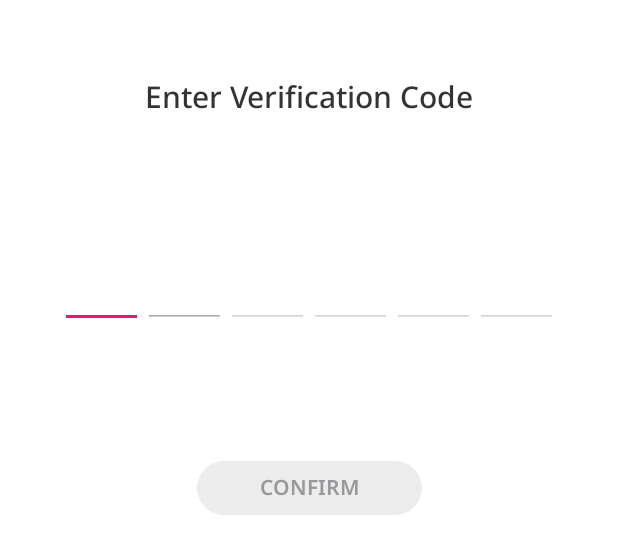
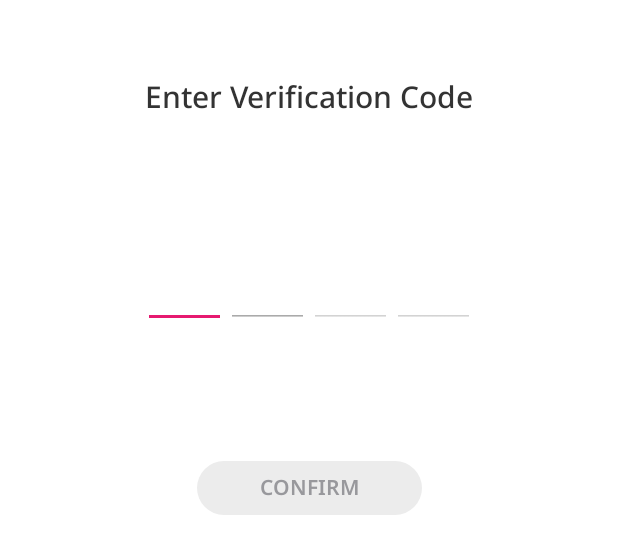
Before and after one commit to lripl-portal/Lripl-AndroidApp, an Android app: the layout otp_layout.xml on its own in the app's theme, with its tools: preview values and no code run, on a phone screen of 412 x 824 dp. Shown: the top 554 px of the screen. Run offline under Robolectric (Android 15) with nearby library versions, the phone set to English and light mode, and no system bars.

Commit message:
changed 6 digits OTP to 4 digits

```diff
--- a/app/src/main/java/com/lripl/dealer/OtpVerificatoinActivity.java
+++ b/app/src/main/java/com/lripl/dealer/OtpVerificatoinActivity.java
@@ -42,7 +42,7 @@ public class OtpVerificatoinActivity extends BaseActivity implements OTPEditText
         otpLayoutBinding.setOtpViewModel(otpViewModel);
         otpLayoutBinding.setLifecycleOwner(this);
         otpViewModel.setPinCodeEditText(new EditText[]{otpLayoutBinding.verifyCode1, otpLayoutBinding.verifyCode2, otpLayoutBinding.verifyCode3,
-                otpLayoutBinding.verifyCode4, otpLayoutBinding.verifyCode5, otpLayoutBinding.verifyCode6}, this);
+                otpLayoutBinding.verifyCode4}, this);
         otpViewModel.requestFocusForEditTextAtIndex(0);
 
     }
--- a/app/src/main/res/layout/otp_layout.xml
+++ b/app/src/main/res/layout/otp_layout.xml
@@ -100,26 +100,26 @@
                 android:inputType="number"
                 android:gravity="center"
                 android:layout_weight="1"/>
-            <com.lripl.customviews.views.LRIPLEditText
-                android:id="@+id/verify_code_5"
-                android:layout_width="0dp"
-                android:layout_height="50dp"
-                android:maxLength="1"
-                android:textColor="@color/colorPrimary"
-                app:lriplEditTextStyle="I2"
-                android:inputType="number"
-                android:gravity="center"
-                android:layout_weight="1"/>
-            <com.lripl.customviews.views.LRIPLEditText
-                android:id="@+id/verify_code_6"
-                android:layout_width="0dp"
-                android:layout_height="50dp"
-                android:maxLength="1"
-                android:textColor="@color/colorPrimary"
-                app:lriplEditTextStyle="I2"
-                android:gravity="center"
-                android:inputType="number"
-                android:layout_weight="1"/>
+<!--            <com.lripl.customviews.views.LRIPLEditText-->
+<!--                android:id="@+id/verify_code_5"-->
+<!--                android:layout_width="0dp"-->
+<!--                android:layout_height="50dp"-->
+<!--                android:maxLength="1"-->
+<!--                android:textColor="@color/colorPrimary"-->
+<!--                app:lriplEditTextStyle="I2"-->
+<!--                android:inputType="number"-->
+<!--                android:gravity="center"-->
+<!--                android:layout_weight="1"/>-->
+<!--            <com.lripl.customviews.views.LRIPLEditText-->
+<!--                android:id="@+id/verify_code_6"-->
+<!--                android:layout_width="0dp"-->
+<!--                android:layout_height="50dp"-->
+<!--                android:maxLength="1"-->
+<!--                android:textColor="@color/colorPrimary"-->
+<!--                app:lriplEditTextStyle="I2"-->
+<!--                android:gravity="center"-->
+<!--                android:inputType="number"-->
+<!--                android:layout_weight="1"/>-->
 
         </LinearLayout>
 
```
